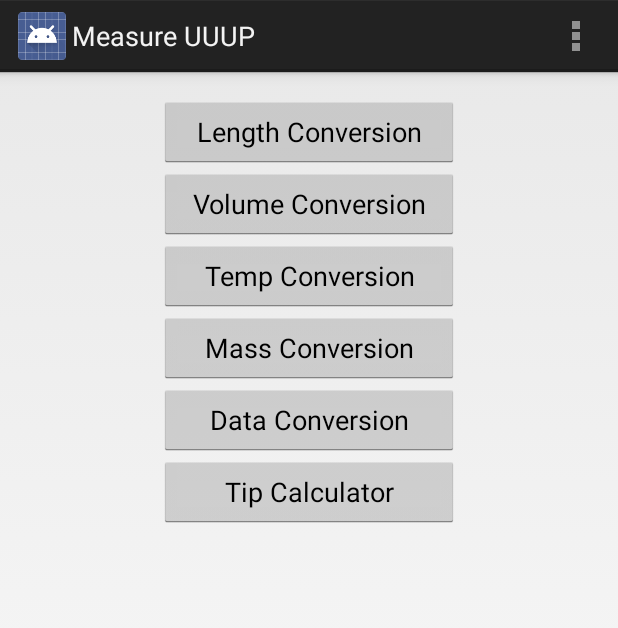
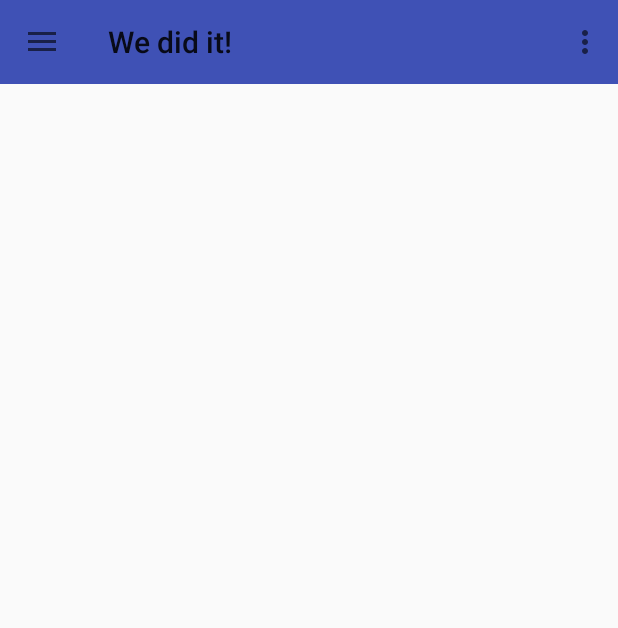
Before and after one commit to thejakeofink/MeasureUUUPProject, an Android app: the screen it shows after launch (MainActivity), on a phone screen of 412 x 824 dp. Shown: the top 628 px of the screen. Run offline under Robolectric (Android 15) with nearby library versions, the phone set to English and light mode, and no system bars.

Commit message:
Got project building again and started migrating over to Kotlin.

```diff
--- a/MeasureUUUP/src/main/AndroidManifest.xml
+++ b/MeasureUUUP/src/main/AndroidManifest.xml
@@ -14,7 +14,8 @@
         android:label="@string/app_name"
         android:theme="@style/AppTheme" >
         <activity
-            android:name="com.thejakeofink.measureup.MainActivity"
+            android:name=".MainActivity"
+            android:theme="@style/AppTheme.NoActionBar"
             android:label="@string/app_name" >
             <intent-filter>
                 <action android:name="android.intent.action.MAIN" />
--- /dev/null
+++ b/MeasureUUUP/src/main/java/com/thejakeofink/measureup/MainActivity.kt
@@ -0,0 +1,72 @@
+package com.thejakeofink.measureup
+
+import android.os.Bundle
+import android.support.design.widget.NavigationView
+import android.support.v4.widget.DrawerLayout
+import android.support.v7.app.ActionBarDrawerToggle
+import android.support.v7.app.AppCompatActivity
+import android.support.v7.widget.Toolbar
+import android.view.Menu
+import android.view.MenuItem
+import android.view.View
+import android.widget.Toast
+
+class MainActivity : AppCompatActivity() {
+    private val TAG = "MainActivity"
+
+    override fun onCreate(savedInstanceState: Bundle?) {
+        super.onCreate(savedInstanceState)
+        setContentView(R.layout.activity_main)
+
+        val toolbar = findViewById(R.id.main_toolbar) as Toolbar
+
+        setSupportActionBar(toolbar)
+
+        val actionBar = supportActionBar
+
+        actionBar.title = "We did it!"
+
+        val drawer = findViewById(R.id.drawer_view) as DrawerLayout
+
+        var drawerToggle = object : ActionBarDrawerToggle(this, drawer, toolbar, R.string.empty, R.string.empty) {
+
+            override fun onDrawerOpened(drawerView: View?) {
+                super.onDrawerOpened(drawerView)
+            }
+
+            override fun onDrawerClosed(drawerView: View?) {
+                super.onDrawerClosed(drawerView)
+            }
+        }
+
+        drawer.setDrawerListener(drawerToggle);
+        drawerToggle.syncState()
+
+        val navView = findViewById(R.id.nav_view) as NavigationView
+
+        navView.setNavigationItemSelectedListener {
+            var toastText = getStringData(it.itemId)
+            Toast.makeText(this, toastText, Toast.LENGTH_SHORT).show()
+            return@setNavigationItemSelectedListener true
+        }
+    }
+
+    fun getStringData(action: Int): String {
+        when (action) {
+            R.id.action_data -> return getString(R.string.title_activity_data)
+            R.id.action_length -> return getString(R.string.title_activity_length)
+            R.id.action_mass -> return getString(R.string.title_activity_mass)
+            R.id.action_temp -> return getString(R.string.title_activity_temp)
+            R.id.action_tip -> return getString(R.string.title_activity_tip)
+            R.id.action_volume -> return getString(R.string.title_activity_volume)
+            else -> return ""
+        }
+    }
+
+    override fun onCreateOptionsMenu(menu: Menu): Boolean {
+        // Inflate the menu; this adds items to the action bar if it is present.
+        menuInflater.inflate(R.menu.main, menu)
+        return true
+    }
+
+}
--- a/MeasureUUUP/src/main/res/layout/activity_main.xml
+++ b/MeasureUUUP/src/main/res/layout/activity_main.xml
@@ -1,58 +1,32 @@
-<LinearLayout xmlns:android="http://schemas.android.com/apk/res/android"
-    xmlns:tools="http://schemas.android.com/tools"
+<android.support.design.widget.CoordinatorLayout
+    xmlns:android="http://schemas.android.com/apk/res/android"
+    xmlns:app="http://schemas.android.com/apk/res-auto"
     android:layout_width="match_parent"
-    android:layout_height="match_parent"
-    android:paddingLeft="@dimen/activity_horizontal_margin"
-    android:paddingRight="@dimen/activity_horizontal_margin"
-    android:paddingTop="@dimen/activity_vertical_margin"
-    android:paddingBottom="@dimen/activity_vertical_margin"
-    tools:context=".MainActivity"
-    android:gravity="center_horizontal"
-    android:orientation="vertical">
+    android:layout_height="match_parent">
 
-        <Button
-                android:layout_width="200dp"
-                android:layout_height="wrap_content"
-                android:text="@string/length_but"
-                android:id="@+id/length_button"
-                android:onClick="runLength"/>
-        <Button
-                android:layout_width="200dp"
-                android:layout_height="wrap_content"
-                android:text="@string/volume_but"
-                android:id="@+id/volume_button"
-                android:onClick="runVolume"/>
-        <Button
-                android:layout_width="200dp"
-                android:layout_height="wrap_content"
-                android:text="@string/temp_but"
-                android:id="@+id/temp_button"
-                android:onClick="runTemp"/>
-       <Button
-                android:layout_width="200dp"
-                android:layout_height="wrap_content"
-                android:text="@string/mass_but"
-                android:id="@+id/mass_button"
-                android:onClick="runMass"/>
-        <Button
-                android:layout_width="200dp"
-                android:layout_height="wrap_content"
-                android:text="@string/data_but"
-                android:id="@+id/data_button"
-                android:onClick="runData"/>
-        <Button
-                android:layout_width="200dp"
-                android:layout_height="wrap_content"
-                android:text="@string/tip_but"
-                android:id="@+id/tip_button"
-                android:onClick="runTip"/>
+    <android.support.v4.widget.DrawerLayout
+        android:id="@+id/drawer_view"
+        android:layout_width="match_parent"
+        android:layout_height="match_parent">
 
-        <!--<TextView
-            android:layout_width="wrap_content"
-            android:layout_height="wrap_content"
-            android:text="@string/hello_world"
-            android:gravity="center_horizontal"
-            android:id="@+id/test_textview"/>-->
+        <FrameLayout
+            android:layout_width="match_parent"
+            android:layout_height="match_parent">
 
+            <android.support.v7.widget.Toolbar
+                android:id="@+id/main_toolbar"
+                android:layout_width="match_parent"
+                android:layout_height="?android:actionBarSize"
+                android:background="@color/colorPrimary"/>
 
-</LinearLayout>
+        </FrameLayout>
+
+        <android.support.design.widget.NavigationView
+            android:id="@+id/nav_view"
+            android:layout_width="match_parent"
+            android:layout_height="match_parent"
+            android:layout_gravity="start"
+            app:menu="@menu/drawer_menu"/>
+
+    </android.support.v4.widget.DrawerLayout>
+</android.support.design.widget.CoordinatorLayout>
--- /dev/null
+++ b/MeasureUUUP/src/main/res/menu/drawer_menu.xml
@@ -0,0 +1,33 @@
+<?xml version="1.0" encoding="utf-8"?>
+<menu xmlns:android="http://schemas.android.com/apk/res/android">
+
+
+    <item
+        android:id="@+id/action_data"
+        android:title="@string/title_activity_data"/>
+
+
+    <item
+        android:id="@+id/action_mass"
+        android:title="@string/title_activity_mass"/>
+
+
+    <item
+        android:id="@+id/action_length"
+        android:title="@string/title_activity_length"/>
+
+
+    <item
+        android:id="@+id/action_temp"
+        android:title="@string/title_activity_temp"/>
+
+
+    <item
+        android:id="@+id/action_tip"
+        android:title="@string/title_activity_tip"/>
+
+
+    <item
+        android:id="@+id/action_volume"
+        android:title="@string/title_activity_volume"/>
+</menu>
--- a/MeasureUUUP/src/main/res/values-sw600dp/dimens.xml
+++ /dev/null
@@ -1,4 +0,0 @@
-<resources>
-    <!-- Customize dimensions originally defined in res/values/dimens.xml (such as
-         screen margins) for sw600dp devices (e.g. 7" tablets) here. -->
-</resources>
--- a/MeasureUUUP/src/main/res/values-sw720dp-land/dimens.xml
+++ /dev/null
@@ -1,5 +0,0 @@
-<resources>
-    <!-- Customize dimensions originally defined in res/values/dimens.xml (such as
-         screen margins) for sw720dp devices (e.g. 10" tablets) in landscape here. -->
-    <dimen name="activity_horizontal_margin">128dp</dimen>
-</resources>
--- a/MeasureUUUP/src/main/res/values-v11/styles.xml
+++ /dev/null
@@ -1,11 +0,0 @@
-<resources>
-
-    <!--
-        Base application theme for API 11+. This theme completely replaces
-        AppBaseTheme from res/values/styles.xml on API 11+ devices.
-    -->
-    <style name="AppBaseTheme" parent="android:Theme.Holo.Light">
-        <!-- API 11 theme customizations can go here. -->
-    </style>
-
-</resources>
--- a/MeasureUUUP/src/main/res/values-v14/styles.xml
+++ /dev/null
@@ -1,12 +0,0 @@
-<resources>
-
-    <!--
-        Base application theme for API 14+. This theme completely replaces
-        AppBaseTheme from BOTH res/values/styles.xml and
-        res/values-v11/styles.xml on API 14+ devices.
-    -->
-    <style name="AppBaseTheme" parent="android:Theme.Holo.Light.DarkActionBar">
-        <!-- API 14 theme customizations can go here. -->
-    </style>
-
-</resources>
--- /dev/null
+++ b/MeasureUUUP/src/main/res/values/colors.xml
@@ -0,0 +1,6 @@
+<?xml version="1.0" encoding="utf-8"?>
+<resources>
+    <color name="colorPrimary">#3F51B5</color>
+    <color name="colorPrimaryDark">#303F9F</color>
+    <color name="colorAccent">#FF4081</color>
+</resources>
--- a/MeasureUUUP/src/main/res/values/strings.xml
+++ b/MeasureUUUP/src/main/res/values/strings.xml
@@ -54,6 +54,7 @@
     <string name="megabytes_rad">Megabytes</string>
     <string name="gigabytes_rad">Gigabytes</string>
     <string name="terabytes_rad">Terabytes</string>
+    <string name="empty"></string>
 
 
 </resources>
--- a/MeasureUUUP/src/main/res/values/styles.xml
+++ b/MeasureUUUP/src/main/res/values/styles.xml
@@ -4,17 +4,17 @@
         Base application theme, dependent on API level. This theme is replaced
         by AppBaseTheme from res/values-vXX/styles.xml on newer devices.
     -->
-    <style name="AppBaseTheme" parent="android:Theme.Light">
-        <!--
-            Theme customizations available in newer API levels can go in
-            res/values-vXX/styles.xml, while customizations related to
-            backward-compatibility can go here.
-        -->
+    <style name="AppTheme" parent="Theme.AppCompat.Light.DarkActionBar">
+        <!-- Customize your theme here. -->
+        <item name="colorPrimary">@color/colorPrimary</item>
+        <item name="colorPrimaryDark">@color/colorPrimaryDark</item>
+        <item name="colorAccent">@color/colorAccent</item>
     </style>
-
-    <!-- Application theme. -->
-    <style name="AppTheme" parent="AppBaseTheme">
-        <!-- All customizations that are NOT specific to a particular API-level can go here. -->
+    <style name="AppTheme.NoActionBar">
+        <item name="windowActionBar">false</item>
+        <item name="windowNoTitle">true</item>
     </style>
+    <style name="AppTheme.AppBarOverlay" parent="ThemeOverlay.AppCompat.Dark.ActionBar"/>
+    <style name="AppTheme.PopupOverlay" parent="ThemeOverlay.AppCompat.Light"/>
 
 </resources>
```
Also changed, not shown: MeasureUUUP/build.gradle (+31 -16 lines), MeasureUUUP/src/main/java/com/thejakeofink/measureup/MainActivity.java (deleted, +0 -98 lines), build.gradle (+22 -0 lines), MeasureUUUP/libs/android-support-v4.jar (deleted), gradle/wrapper/gradle-wrapper.properties, 2 other files.
